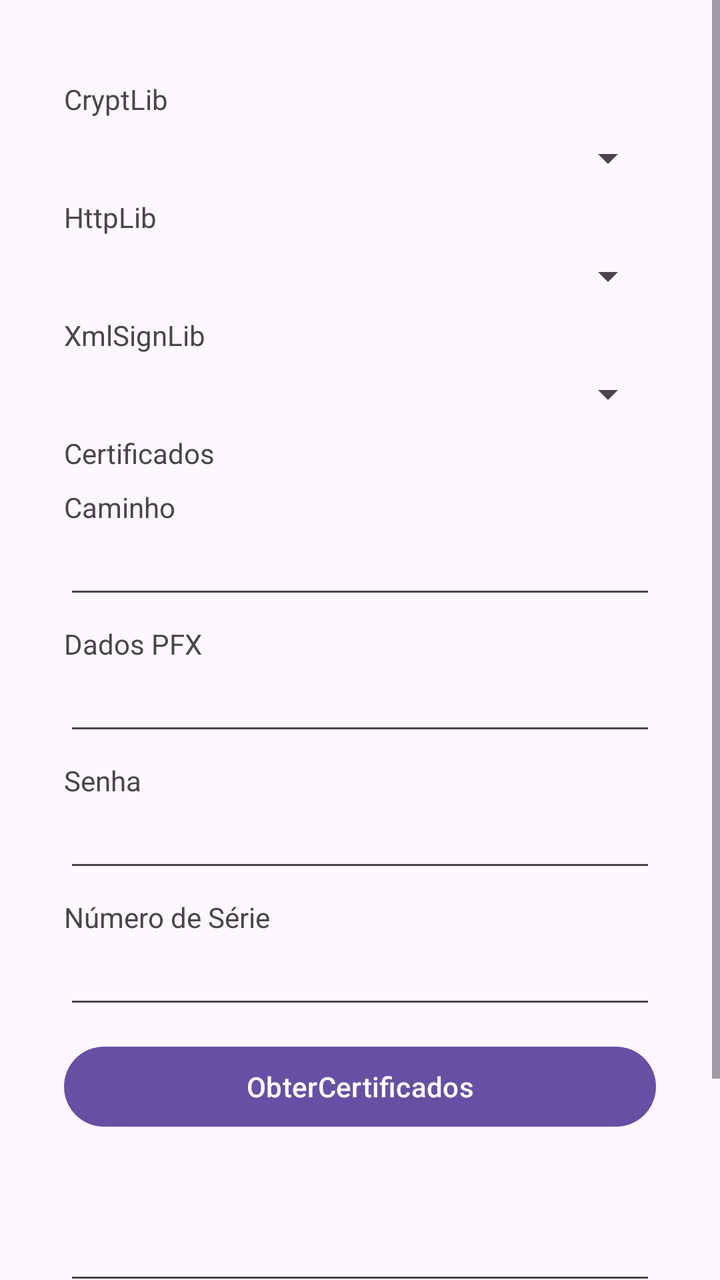
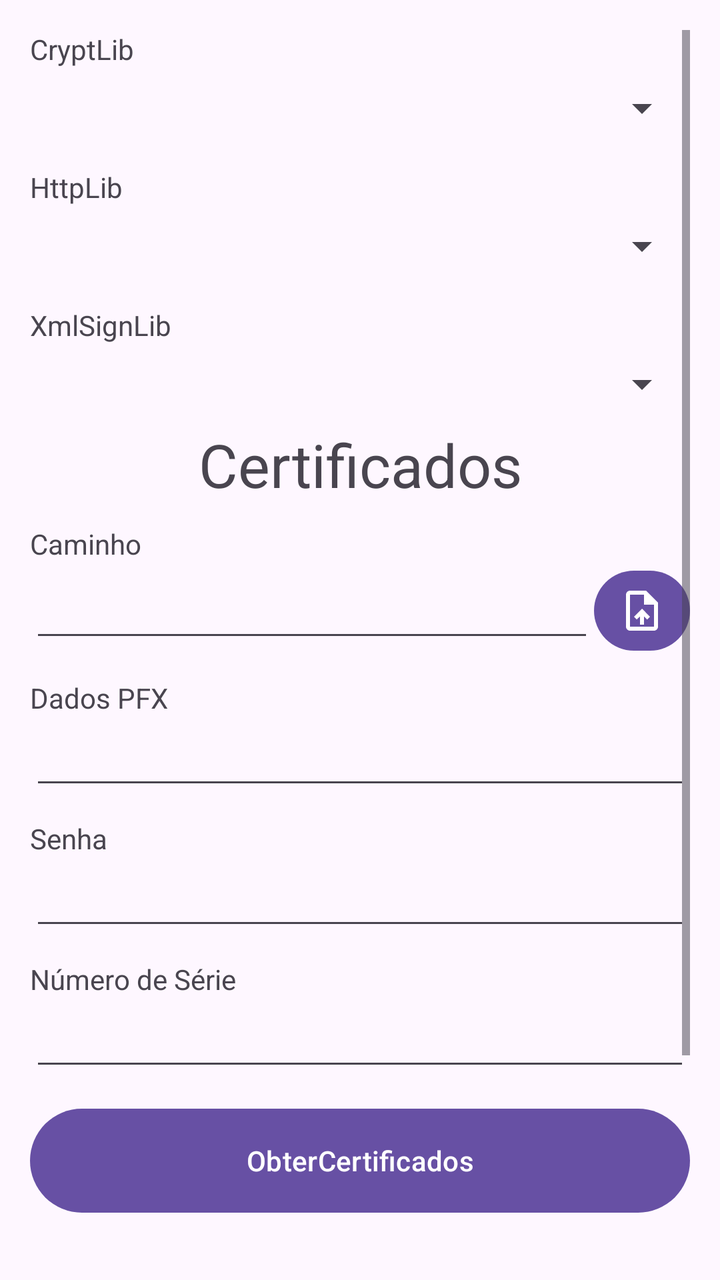

An Android layout rendered at two revisions. The XML below is the earlier revision; the diff shows what the commit changed to produce the second picture.
<!-- AndroidManifest.xml: application theme Theme.ACBrLibNFeDemo -->
<!-- res/layout/fragment_configuracoes_certificados.xml -->
<?xml version="1.0" encoding="utf-8"?>
<ScrollView xmlns:android="http://schemas.android.com/apk/res/android"
    xmlns:tools="http://schemas.android.com/tools"
    android:layout_width="match_parent"
    android:layout_height="match_parent"
    android:fillViewport="true"
    tools:context=".ConfiguracoesCertificadosFragment">

    <LinearLayout
        android:layout_width="match_parent"
        android:layout_height="wrap_content"
        android:padding="32dp"
        android:orientation="vertical">

        <TextView
            android:layout_width="match_parent"
            android:layout_height="wrap_content"
            android:layout_marginTop="8dp"
            android:text="CryptLib" />

        <Spinner
            android:id="@+id/cmbCrypt"
            android:layout_width="match_parent"
            android:layout_height="wrap_content"
            android:layout_marginTop="8dp" />

        <TextView
            android:layout_width="match_parent"
            android:layout_height="wrap_content"
            android:layout_marginTop="8dp"
            android:text="HttpLib" />

        <Spinner
            android:id="@+id/cmbHttp"
            android:layout_width="match_parent"
            android:layout_height="wrap_content"
            android:layout_marginTop="8dp" />

        <TextView
            android:layout_width="match_parent"
            android:layout_height="wrap_content"
            android:layout_marginTop="8dp"
            android:text="XmlSignLib" />

        <Spinner
            android:id="@+id/cmbXmlSign"
            android:layout_width="match_parent"
            android:layout_height="wrap_content"
            android:layout_marginTop="8dp" />

        <TextView
            android:layout_width="match_parent"
            android:layout_height="wrap_content"
            android:layout_marginTop="8dp"
            android:text="Certificados" />

        <TextView
            android:layout_width="match_parent"
            android:layout_height="wrap_content"
            android:layout_marginTop="8dp"
            android:text="Caminho" />

        <EditText
            android:id="@+id/txtCertPath"
            android:layout_width="match_parent"
            android:layout_height="wrap_content"
            android:layout_marginTop="8dp"
            android:textSize="12dp"
            android:editable="false"/>

        <TextView
            android:layout_width="match_parent"
            android:layout_height="wrap_content"
            android:layout_marginTop="8dp"
            android:text="Dados PFX" />

        <EditText
            android:id="@+id/txtDadosPFX"
            android:layout_width="match_parent"
            android:layout_height="wrap_content"
            android:layout_marginTop="8dp"
            android:textSize="12dp"
            />

        <TextView
            android:layout_width="match_parent"
            android:layout_height="wrap_content"
            android:layout_marginTop="8dp"
            android:text="Senha" />

        <EditText
            android:id="@+id/txtCertPassword"
            android:layout_width="match_parent"
            android:layout_height="wrap_content"
            android:layout_marginTop="8dp"
            android:inputType="textPassword"
            android:textSize="12dp" />

        <TextView
            android:layout_width="match_parent"
            android:layout_height="wrap_content"
            android:layout_marginTop="8dp"
            android:text="Número de Série" />

        <EditText
            android:id="@+id/txtCertNumero"
            android:layout_width="match_parent"
            android:layout_height="wrap_content"
            android:layout_marginTop="8dp"
            android:inputType="text"
            android:textSize="12dp" />

        <Button
            android:id="@+id/btnObterCertificados"
            android:layout_width="match_parent"
            android:layout_height="wrap_content"
            android:layout_marginTop="10dp"
            android:onClick="onClick"
            android:text="ObterCertificados" />

        <EditText
            android:id="@+id/txtRespostaCertificado"
            android:layout_width="match_parent"
            android:layout_height="70dp"
            android:layout_marginTop="10dp"
            android:textSize="12dp" />

        <LinearLayout
            android:layout_width="match_parent"
            android:layout_height="wrap_content"
            android:orientation="horizontal"
            android:layout_marginTop="16dp">

            <Button
                android:id="@+id/btnSalvarConfiguracoesCertificados"
                android:layout_width="0dp"
                android:layout_height="64dp"
                android:layout_weight="1"
                android:onClick="onClick"
                android:text="Salvar Configurações" />

            <Button
                android:id="@+id/btnCarregarConfiguracoesCertificados"
                android:layout_width="0dp"
                android:layout_height="64dp"
                android:layout_weight="1"
                android:onClick="onClick"
                android:text="Carregar Configurações" />

        </LinearLayout>

    </LinearLayout>

</ScrollView>
<!-- resources referenced by this layout -->
<resources>
  <style name="Theme.ACBrLibNFeDemo" parent="Base.Theme.ACBrLibNFeDemo" />
  <style name="Base.Theme.ACBrLibNFeDemo" parent="Theme.Material3.DayNight.NoActionBar">
          
          
      </style>
</resources>

<!-- the commit's change to res/layout/fragment_configuracoes_certificados.xml (unified diff, before → after) -->
@@ -1,154 +1,185 @@
 <?xml version="1.0" encoding="utf-8"?>
-<ScrollView xmlns:android="http://schemas.android.com/apk/res/android"
+<androidx.constraintlayout.widget.ConstraintLayout xmlns:android="http://schemas.android.com/apk/res/android"
+    xmlns:app="http://schemas.android.com/apk/res-auto"
     xmlns:tools="http://schemas.android.com/tools"
     android:layout_width="match_parent"
-    android:layout_height="match_parent"
-    android:fillViewport="true"
-    tools:context=".ConfiguracoesCertificadosFragment">
+    android:layout_height="match_parent">
 
-    <LinearLayout
+    <ScrollView
         android:layout_width="match_parent"
-        android:layout_height="wrap_content"
-        android:padding="32dp"
-        android:orientation="vertical">
-
-        <TextView
-            android:layout_width="match_parent"
-            android:layout_height="wrap_content"
-            android:layout_marginTop="8dp"
-            android:text="CryptLib" />
-
-        <Spinner
-            android:id="@+id/cmbCrypt"
-            android:layout_width="match_parent"
-            android:layout_height="wrap_content"
-            android:layout_marginTop="8dp" />
-
-        <TextView
-            android:layout_width="match_parent"
-            android:layout_height="wrap_content"
-            android:layout_marginTop="8dp"
-            android:text="HttpLib" />
-
-        <Spinner
-            android:id="@+id/cmbHttp"
-            android:layout_width="match_parent"
-            android:layout_height="wrap_content"
-            android:layout_marginTop="8dp" />
-
-        <TextView
-            android:layout_width="match_parent"
-            android:layout_height="wrap_content"
-            android:layout_marginTop="8dp"
-            android:text="XmlSignLib" />
-
-        <Spinner
-            android:id="@+id/cmbXmlSign"
-            android:layout_width="match_parent"
-            android:layout_height="wrap_content"
-            android:layout_marginTop="8dp" />
-
-        <TextView
-            android:layout_width="match_parent"
-            android:layout_height="wrap_content"
-            android:layout_marginTop="8dp"
-            android:text="Certificados" />
-
-        <TextView
-            android:layout_width="match_parent"
-            android:layout_height="wrap_content"
-            android:layout_marginTop="8dp"
-            android:text="Caminho" />
-
-        <EditText
-            android:id="@+id/txtCertPath"
-            android:layout_width="match_parent"
-            android:layout_height="wrap_content"
-            android:layout_marginTop="8dp"
-            android:textSize="12dp"
-            android:editable="false"/>
-
-        <TextView
-            android:layout_width="match_parent"
-            android:layout_height="wrap_content"
-            android:layout_marginTop="8dp"
-            android:text="Dados PFX" />
-
-        <EditText
-            android:id="@+id/txtDadosPFX"
-            android:layout_width="match_parent"
-            android:layout_height="wrap_content"
-            android:layout_marginTop="8dp"
-            android:textSize="12dp"
-            />
-
-        <TextView
-            android:layout_width="match_parent"
-            android:layout_height="wrap_content"
-            android:layout_marginTop="8dp"
-            android:text="Senha" />
-
-        <EditText
-            android:id="@+id/txtCertPassword"
-            android:layout_width="match_parent"
-            android:layout_height="wrap_content"
-            android:layout_marginTop="8dp"
-            android:inputType="textPassword"
-            android:textSize="12dp" />
-
-        <TextView
-            android:layout_width="match_parent"
-            android:layout_height="wrap_content"
-            android:layout_marginTop="8dp"
-            android:text="Número de Série" />
-
-        <EditText
-            android:id="@+id/txtCertNumero"
-            android:layout_width="match_parent"
-            android:layout_height="wrap_content"
-            android:layout_marginTop="8dp"
-            android:inputType="text"
-            android:textSize="12dp" />
-
-        <Button
-            android:id="@+id/btnObterCertificados"
-            android:layout_width="match_parent"
-            android:layout_height="wrap_content"
-            android:layout_marginTop="10dp"
-            android:onClick="onClick"
-            android:text="ObterCertificados" />
-
-        <EditText
-            android:id="@+id/txtRespostaCertificado"
-            android:layout_width="match_parent"
-            android:layout_height="70dp"
-            android:layout_marginTop="10dp"
-            android:textSize="12dp" />
+        android:layout_height="match_parent"
+        android:layout_margin="15dp"
+        android:fillViewport="true"
+        tools:context=".ConfiguracoesCertificadosFragment">
 
         <LinearLayout
             android:layout_width="match_parent"
             android:layout_height="wrap_content"
-            android:orientation="horizontal"
-            android:layout_marginTop="16dp">
+            android:orientation="vertical">
+
+            <TextView
+                android:layout_width="match_parent"
+                android:layout_height="wrap_content"
+                android:text="CryptLib" />
+
+            <Spinner
+                android:id="@+id/cmbCrypt"
+                android:layout_width="match_parent"
+                android:layout_height="40dp" />
+
+            <TextView
+                android:layout_width="match_parent"
+                android:layout_height="wrap_content"
+                android:layout_marginTop="10dp"
+                android:text="HttpLib" />
+
+            <Spinner
+                android:id="@+id/cmbHttp"
+                android:layout_width="match_parent"
+                android:layout_height="40dp" />
+
+            <TextView
+                android:layout_width="match_parent"
+                android:layout_height="wrap_content"
+                android:layout_marginTop="10dp"
+                android:text="XmlSignLib" />
+
+            <Spinner
+                android:id="@+id/cmbXmlSign"
+                android:layout_width="match_parent"
+                android:layout_height="40dp" />
+
+            <TextView
+                android:layout_width="match_parent"
+                android:layout_height="wrap_content"
+                android:text="Certificados"
+                android:textAlignment="center"
+                android:textSize="30dp" />
+
+            <TextView
+                android:layout_width="match_parent"
+                android:layout_height="wrap_content"
+                android:layout_marginTop="10dp"
+                android:text="Caminho" />
+
+            <androidx.constraintlayout.widget.ConstraintLayout
+                android:layout_width="match_parent"
+                android:layout_height="wrap_content">
+
+                <EditText
+                    android:id="@+id/txtCertPath"
+                    android:layout_width="0dp"
+                    android:layout_height="wrap_content"
+                    android:focusable="false"
+                    android:focusableInTouchMode="false"
+                    app:layout_constraintBottom_toBottomOf="parent"
+                    app:layout_constraintEnd_toStartOf="@+id/btnSelecionarCertificado"
+                    app:layout_constraintStart_toStartOf="parent"
+                    app:layout_constraintTop_toTopOf="parent" />
+
+                <Button
+                    android:id="@+id/btnSelecionarCertificado"
+                    android:layout_width="48dp"
+                    android:layout_height="48dp"
+                    android:gravity="center"
+                    app:icon="@drawable/icone_certificado_24"
+                    app:iconGravity="textStart"
+                    app:iconPadding="0dp"
+                    app:iconSize="24dp"
+                    app:layout_constraintBottom_toBottomOf="parent"
+                    app:layout_constraintEnd_toEndOf="parent"
+                    app:layout_constraintStart_toEndOf="@+id/txtCertPath"
+                    app:layout_constraintTop_toTopOf="parent"
+                    app:layout_constraintVertical_bias="0.0"
+                    app:layout_constraintWidth_percent="0.1" />
+
+            </androidx.constraintlayout.widget.ConstraintLayout>
+
+            <TextView
+                android:layout_width="match_parent"
+                android:layout_height="wrap_content"
+                android:layout_marginTop="10dp"
+                android:text="Dados PFX" />
+
+            <EditText
+                android:id="@+id/txtDadosPFX"
+                android:layout_width="match_parent"
+                android:layout_height="wrap_content" />
+
+            <TextView
+                android:layout_width="match_parent"
+                android:layout_height="wrap_content"
+                android:layout_marginTop="10dp"
+                android:text="Senha" />
+
+            <EditText
+                android:id="@+id/txtCertPassword"
+                android:layout_width="match_parent"
+                android:layout_height="wrap_content"
+                android:inputType="textPassword" />
+
+            <TextView
+                android:layout_width="match_parent"
+                android:layout_height="wrap_content"
+                android:layout_marginTop="10dp"
+                android:text="Número de Série" />
+
+            <EditText
+                android:id="@+id/txtCertNumero"
+                android:layout_width="match_parent"
+                android:layout_height="wrap_content"
+                android:inputType="text" />
 
             <Button
-                android:id="@+id/btnSalvarConfiguracoesCertificados"
-                android:layout_width="0dp"
-                android:layout_height="64dp"
-                android:layout_weight="1"
+                android:id="@+id/btnObterCertificados"
+                android:layout_width="match_parent"
+                android:layout_height="60dp"
+                android:layout_marginTop="10dp"
                 android:onClick="onClick"
-                android:text="Salvar Configurações" />
+                android:text="ObterCertificados" />
 
-            <Button
-                android:id="@+id/btnCarregarConfiguracoesCertificados"
-                android:layout_width="0dp"
-                android:layout_height="64dp"
-                android:layout_weight="1"
-                android:onClick="onClick"
-                android:text="Carregar Configurações" />
+            <TextView
+                android:layout_width="match_parent"
+                android:layout_height="wrap_content"
+                android:layout_marginTop="10dp"
+                android:text="Retorno:" />
+
+            <EditText
+                android:id="@+id/txtRespostaCertificado"
+                android:layout_width="match_parent"
+                android:layout_height="wrap_content" />
+
+            <androidx.constraintlayout.widget.ConstraintLayout
+                android:layout_width="match_parent"
+                android:layout_height="wrap_content"
+                android:orientation="vertical">
+
+                <Button
+                    android:id="@+id/btnSalvarConfiguracoesCertificados"
+                    android:layout_width="0dp"
+                    android:layout_height="60dp"
+                    android:onClick="onClick"
+                    android:text="Salvar Configurações"
+                    app:layout_constraintBottom_toBottomOf="parent"
+                    app:layout_constraintEnd_toStartOf="@+id/btnCarregarConfiguracoesCertificados"
+                    app:layout_constraintStart_toStartOf="parent"
+                    app:layout_constraintWidth_percent="0.5" />
+
+                <Button
+                    android:id="@+id/btnCarregarConfiguracoesCertificados"
+                    android:layout_width="0dp"
+                    android:layout_height="60dp"
+                    android:onClick="onClick"
+                    android:text="Carregar Configurações"
+                    app:layout_constraintBottom_toBottomOf="parent"
+                    app:layout_constraintEnd_toEndOf="parent"
+                    app:layout_constraintStart_toEndOf="@+id/btnSalvarConfiguracoesCertificados"
+                    app:layout_constraintWidth_percent="0.5" />
+
+            </androidx.constraintlayout.widget.ConstraintLayout>
 
         </LinearLayout>
 
-    </LinearLayout>
+    </ScrollView>
 
-</ScrollView>
+</androidx.constraintlayout.widget.ConstraintLayout>
<!-- resource entries referenced after the edit -->
@@ -1,5 +1,11 @@
 <!-- resources referenced by this layout -->
 <resources>
+  <!-- drawable icone_certificado_24 (drawable) -->
+  <vector xmlns:android="http://schemas.android.com/apk/res/android" android:height="24dp" android:tint="#000000" android:viewportHeight="24" android:viewportWidth="24" android:width="24dp">
+  
+      <path android:fillColor="@android:color/white" android:pathData="M14,2L6,2c-1.1,0 -1.99,0.9 -1.99,2L4,20c0,1.1 0.89,2 1.99,2L18,22c1.1,0 2,-0.9 2,-2L20,8l-6,-6zM18,20L6,20L6,4h7v5h5v11zM8,15.01l1.41,1.41L11,14.84L11,19h2v-4.16l1.59,1.59L16,15.01 12.01,11z"/>
+  
+  </vector>
   <style name="Theme.ACBrLibNFeDemo" parent="Base.Theme.ACBrLibNFeDemo" />
   <style name="Base.Theme.ACBrLibNFeDemo" parent="Theme.Material3.DayNight.NoActionBar">
           
